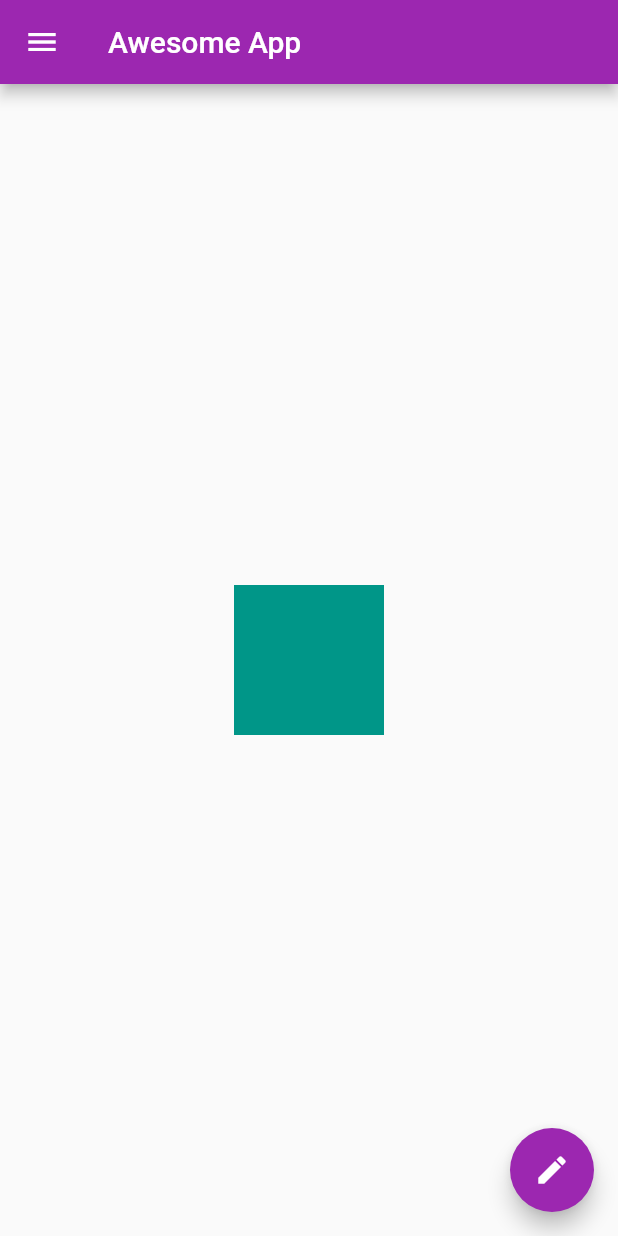
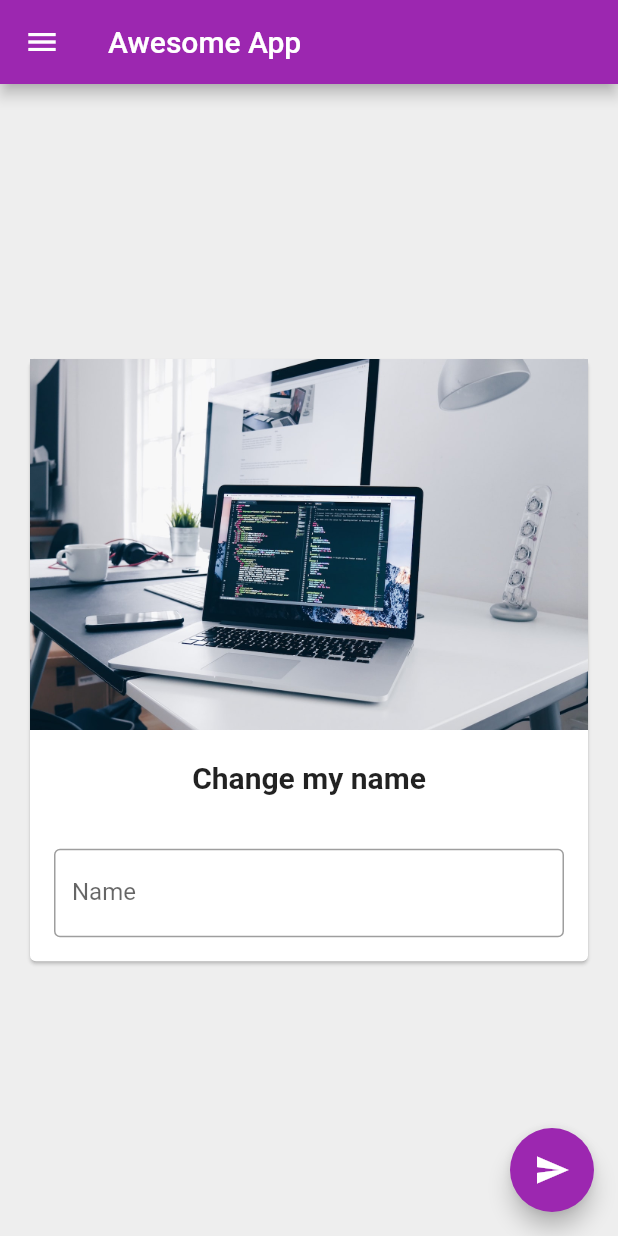
Before and after one commit to wwwwelton/flutter-essentials-freecodecamp, a Flutter app: the screen it shows after launch, on a phone screen of 412 x 824 dp. Run offline on Flutter 3.47's test engine with Material 2 defaults, Android fonts, the phone set to English and light mode, and no system bars.

Commit message:
feat: add input name TextField

```diff
--- a/awesome_app/lib/main.dart
+++ b/awesome_app/lib/main.dart
@@ -13,31 +13,60 @@ class HomePage extends StatelessWidget {
   @override
   Widget build(BuildContext context) {
     return Scaffold(
+      backgroundColor: Colors.grey[200],
       appBar: AppBar(
         title: const Text("Awesome App"),
       ),
       body: Center(
-        child: Container(
-          height: 100,
-          width: 100,
-          color: Colors.teal,
+        child: Padding(
+          padding: const EdgeInsets.all(16.0),
+          child: SingleChildScrollView(
+            child: Card(
+              child: Column(children: [
+                Image.asset("assets/bg.jpeg"),
+                SizedBox(
+                  height: 20,
+                ),
+                Text(
+                  "Change my name",
+                  style: TextStyle(fontSize: 20, fontWeight: FontWeight.bold),
+                ),
+                SizedBox(
+                  height: 20,
+                ),
+                Padding(
+                  padding: const EdgeInsets.all(16.0),
+                  child: TextField(
+                    decoration: InputDecoration(
+                        border: OutlineInputBorder(),
+                        hintText: "Enter Some Text",
+                        labelText: "Name"),
+                  ),
+                )
+              ]),
+            ),
+          ),
         ),
       ),
       drawer: Drawer(
         child: ListView(
           padding: const EdgeInsets.all(0),
-          children: const [
-            DrawerHeader(
-              child: Text("Hi I am a drawer."),
-              decoration: BoxDecoration(color: Colors.purple),
+          children: [
+            const UserAccountsDrawerHeader(
+              accountName: Text("Welton Leite"),
+              accountEmail: Text("example@test.com"),
+              currentAccountPicture: CircleAvatar(
+                  backgroundImage: NetworkImage(
+                      "https://images.unsplash.com/photo-1570295999919-56ceb5ecca61?ixlib=rb-4.0.3&ixid=MnwxMjA3fDB8MHxwaG90by1wYWdlfHx8fGVufDB8fHx8&auto=format&fit=crop&w=880&q=80")),
             ),
             ListTile(
               leading: Icon(Icons.person),
               title: Text("Welton Leite"),
               subtitle: Text("Human Coder"),
               trailing: Icon(Icons.edit),
+              onTap: () {},
             ),
-            ListTile(
+            const ListTile(
               leading: Icon(Icons.person),
               title: Text("Email"),
               subtitle: Text("example@test.com"),
@@ -48,7 +77,7 @@ class HomePage extends StatelessWidget {
       ),
       floatingActionButton: FloatingActionButton(
         onPressed: () {},
-        child: Icon(Icons.edit),
+        child: Icon(Icons.send),
       ),
       floatingActionButtonLocation: FloatingActionButtonLocation.endFloat,
     );
--- a/awesome_app/pubspec.yaml
+++ b/awesome_app/pubspec.yaml
@@ -60,6 +60,9 @@ flutter:
 
   # To add assets to your application, add an assets section, like this:
   # assets:
+  assets:
+  # assets with slash "/" means all the images in the folder assets will be imported
+    - assets/
   #   - images/a_dot_burr.jpeg
   #   - images/a_dot_ham.jpeg
 
```
Also changed, not shown: awesome_app/assets/bg.jpeg (added).
